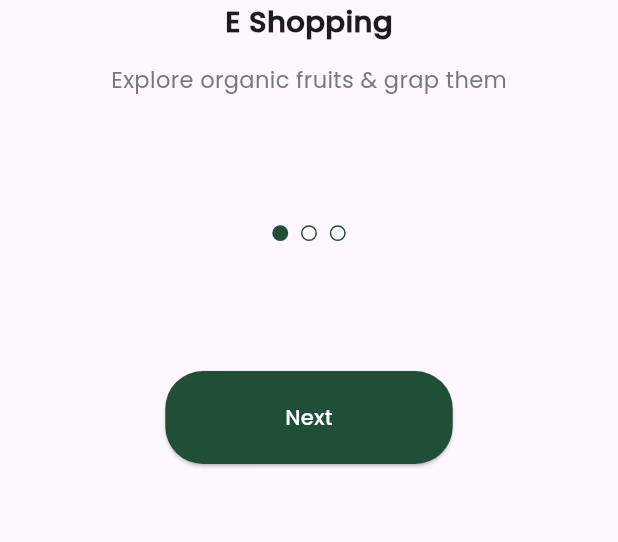
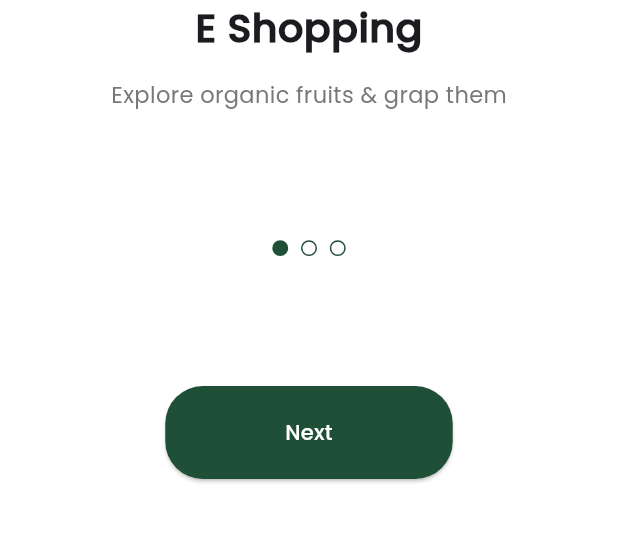
Before and after one commit to AyaNasserEzat/fruits_market, a Flutter app: the screen it shows after launch, on a phone screen of 412 x 824 dp, the part 460-1002 px from its top. Run offline on Flutter 3.47's test engine with Material 3 defaults, Android fonts, the phone set to English and light mode, and no system bars; our stand-ins replace flutter_screenutil, get_it, shared_preferences.

```diff
--- a/lib/core/utils/app_colors.dart
+++ b/lib/core/utils/app_colors.dart
@@ -1,8 +1,13 @@
-import 'package:flutter/widgets.dart';
+import 'package:flutter/material.dart';
 
 class AppColors {
   static const Color splashBackground = Color(0xff003602);
   static const Color white = Color(0xffFFFFFF);
   static const Color grey = Color(0xff78787C);
   static const Color primaryColor = Color(0xff204F38);
+  static const Color red = Colors.red;
+  static const Color black = Colors.black;
+  static const Color lightGrey = Color(0xffE4E4E4);
+  static const Color blue = Color(0xff004D8E);
+  //004D8E
 }
--- a/lib/core/utils/app_strings.dart
+++ b/lib/core/utils/app_strings.dart
@@ -9,4 +9,5 @@ class AppStrings {
       "Explore organic fruits & grap them3";
 
   static const String skip = "Skip";
+  static const String appName = "Fruit Market";
 }
--- a/lib/core/utils/app_text_style.dart
+++ b/lib/core/utils/app_text_style.dart
@@ -3,19 +3,51 @@ import 'package:flutter_screenutil/flutter_screenutil.dart';
 import 'package:fruits_market/core/utils/app_colors.dart';
 
 class AppTextStyle {
-  static TextStyle boldStyle = TextStyle(
-    fontSize: 22.sp,
+  static TextStyle poppinsBoldBlack = TextStyle(
+    fontSize: 30.sp,
     fontWeight: FontWeight.bold,
-    fontFamily: 'poppins',
+    fontFamily: 'Poppins',
   );
+  static TextStyle poppinsBoldGreen = TextStyle(
+    fontSize: 30.sp,
+    fontWeight: FontWeight.bold,
+    color: AppColors.primaryColor,
+    fontFamily: 'Poppins',
+  );
+
   static TextStyle regularStyle = TextStyle(
     fontSize: 17.sp,
     color: AppColors.grey,
-    fontFamily: 'poppins',
+    fontFamily: 'Poppins',
   );
   static TextStyle meduimStyle = TextStyle(
     fontSize: 16.sp,
     color: AppColors.white,
-    fontFamily: 'poppins',
+    fontFamily: 'Poppins',
+  );
+  static TextStyle segoeUIBold = TextStyle(
+    fontSize: 20.sp,
+    fontWeight: FontWeight.bold,
+    fontFamily: 'SegoeUI',
+  );
+
+  static TextStyle arialRegular = TextStyle(
+    fontSize: 14.sp,
+    fontWeight: FontWeight.w400,
+    color: AppColors.grey,
+    fontFamily: 'Arial',
+  );
+
+  static TextStyle arialRegular18 = TextStyle(
+    fontSize: 18.sp,
+    color: AppColors.black,
+    fontFamily: 'Arial',
+  );
+  static TextStyle textUnderLinBlue = TextStyle(
+    color: AppColors.blue,
+    decoration: TextDecoration.underline,
+    decorationColor: AppColors.blue,
+    fontSize: 18.sp,
+    fontFamily: 'Arial',
   );
 }
--- a/lib/core/widgets/custom_button.dart
+++ b/lib/core/widgets/custom_button.dart
@@ -8,15 +8,16 @@ class CustomButton extends StatelessWidget {
     super.key,
     required this.onpressed,
     required this.text,
-    this.color = AppColors.primaryColor,
+    this.color = AppColors.primaryColor,this.width=double.infinity,
   });
   final VoidCallback onpressed;
   final Color? color;
   final String text;
+  final double width;
   @override
   Widget build(BuildContext context) {
     return SizedBox(
-      width: 200.w,
+      width: width,
       height: 70.h,
       child: ElevatedButton(
         onPressed: onpressed,
--- a/lib/feature/auth/presentation/view/widgets/page_view_item.dart
+++ b/lib/feature/auth/presentation/view/widgets/page_view_item.dart
@@ -1,11 +1,11 @@
 import 'package:flutter/material.dart';
-import 'package:flutter/widgets.dart';
 import 'package:flutter_screenutil/flutter_screenutil.dart';
 import 'package:fruits_market/core/utils/app_assets.dart';
 import 'package:fruits_market/core/utils/app_strings.dart';
 import 'package:fruits_market/core/utils/app_text_style.dart';
 import 'package:fruits_market/core/widgets/custom_button.dart';
 import 'package:fruits_market/feature/auth/data/models/on_bording_model.dart';
+import 'package:fruits_market/feature/auth/presentation/view/login_view.dart';
 import 'package:fruits_market/feature/auth/presentation/view/widgets/custom_indicator.dart';
 import 'package:fruits_market/feature/home/presentation/view/home_view.dart';
 
@@ -32,7 +32,7 @@ class PageViewItem extends StatelessWidget {
           ),
         ),
         Image.asset(AppAssets.appNameImg),
-        Text(onBordingModel.title, style: AppTextStyle.boldStyle),
+        Text(onBordingModel.title, style: AppTextStyle.poppinsBoldBlack),
         SizedBox(height: 16.h),
         Text(onBordingModel.subTitle, style: AppTextStyle.regularStyle),
         SizedBox(height: 98.h),
@@ -40,6 +40,7 @@ class PageViewItem extends StatelessWidget {
         CustomIndicator(currentIndex: currentIndex),
         SizedBox(height: 98.h),
       currentIndex!=2?  CustomButton(
+        width: 200.w,
           onpressed: () {
             pageController.nextPage(
               duration: const Duration(milliseconds: 1000),
@@ -48,9 +49,10 @@ class PageViewItem extends StatelessWidget {
           },
           text: 'Next',
         ):CustomButton(
+          width: 200.w,
           onpressed: () {
             Navigator.pushReplacement(context, MaterialPageRoute(builder: (context){
-              return HomeView();
+              return LoginView();
             }));
           },
           text: 'Get Started',
--- a/lib/main.dart
+++ b/lib/main.dart
@@ -2,6 +2,7 @@ import 'package:flutter/material.dart';
 import 'package:flutter_screenutil/flutter_screenutil.dart';
 import 'package:fruits_market/core/helpers/cache_helper.dart';
 import 'package:fruits_market/core/services/service_locatore.dart';
+import 'package:fruits_market/core/utils/app_colors.dart';
 import 'package:fruits_market/feature/auth/presentation/view/splash_view.dart';
 
 Future<void> main() async {
@@ -23,6 +24,12 @@ class MyApp extends StatelessWidget {
       builder: (_, child) {
         return MaterialApp(
           debugShowCheckedModeBanner: false,
+          theme: ThemeData(
+            scaffoldBackgroundColor: AppColors.white,
+            appBarTheme: AppBarTheme(
+              color: AppColors.white
+            )
+          ),
           home: SplashView(),
         );
       },
```
Also changed, not shown: lib/core/widgets/custom_arrow_back_icon.dart (added, +12 -0 lines), lib/feature/auth/presentation/view/login_view.dart (added, +31 -0 lines), lib/feature/auth/presentation/view/widgets/custom_text_form_field.dart (added, +38 -0 lines), lib/feature/auth/presentation/view/widgets/custom_text_rich.dart (added, +28 -0 lines), lib/feature/auth/presentation/view/widgets/dont_have_acount_widget.dart (added, +24 -0 lines), lib/feature/auth/presentation/view/widgets/forget_password_text_bytton.dart (added, +17 -0 lines), lib/feature/auth/presentation/view/widgets/login_form.dart (added, +34 -0 lines), lib/feature/auth/presentation/view/widgets/phone_text_form_field.dart (added, +57 -0 lines), pubspec.yaml (+11 -5 lines), assets/fonts/ARIAL.TTF (added), assets/fonts/SEGOEUIB.TTF (added).
